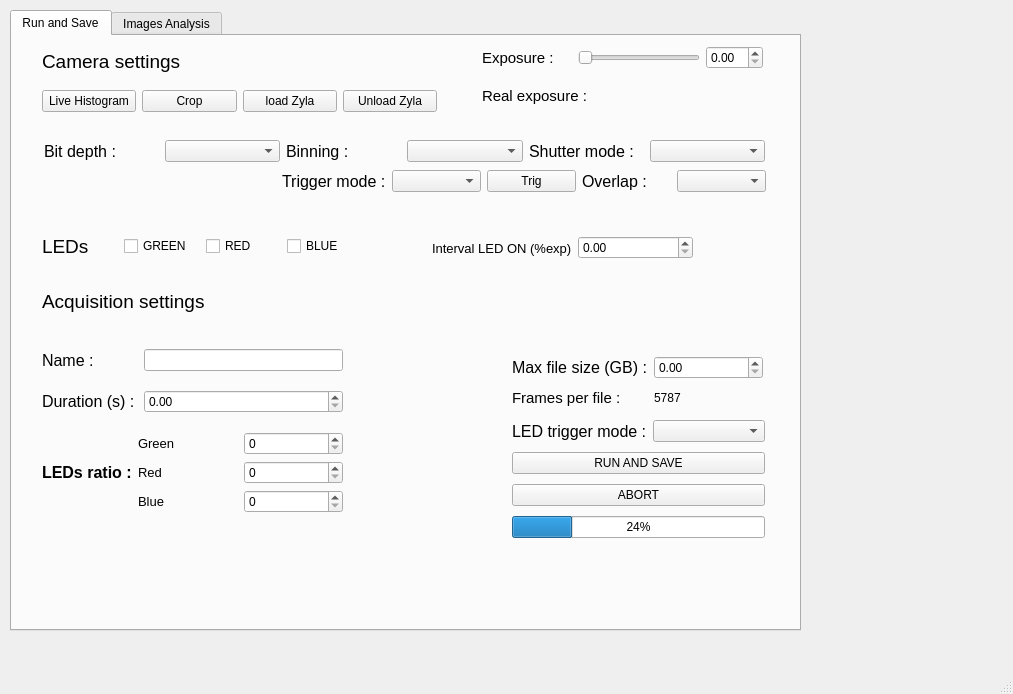
Qt form isoi_window_V2.ui (JohnstonLab/OMMI) before a commit.
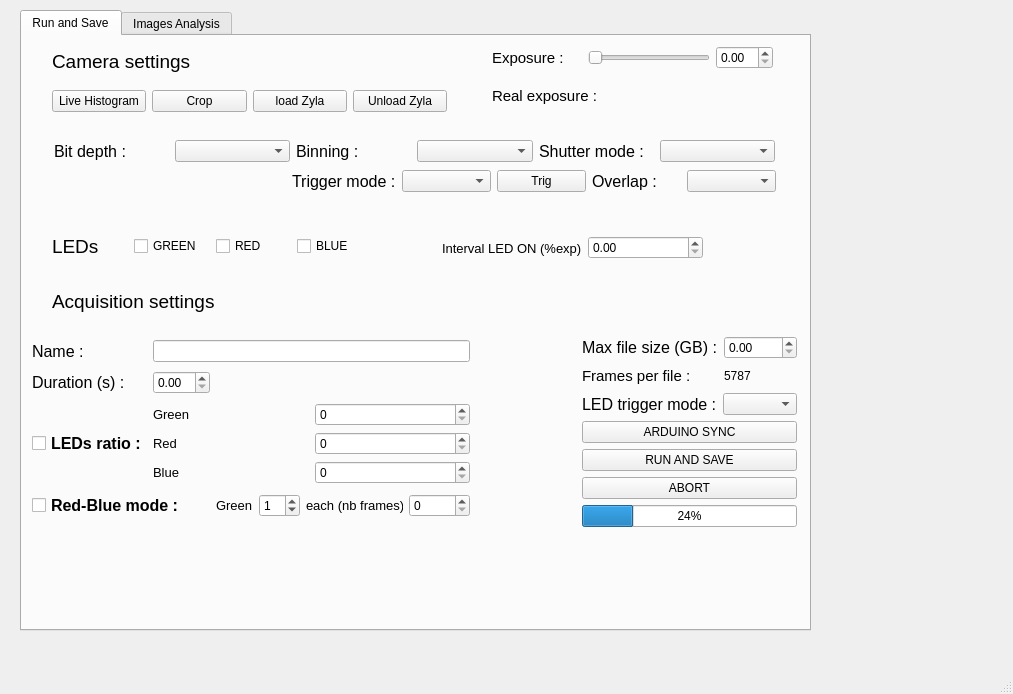
The same form after that commit.

Commit message: Gui modifications (non connected)

```diff
--- a/isoi_window_V2.ui
+++ b/isoi_window_V2.ui
@@ -17,7 +17,7 @@
    <widget class="QTabWidget" name="tabWidget">
     <property name="geometry">
      <rect>
-      <x>10</x>
+      <x>20</x>
       <y>10</y>
       <width>791</width>
       <height>621</height>
@@ -172,209 +172,6 @@
        <string>Acquisition settings</string>
       </property>
      </widget>
-     <widget class="QWidget" name="layoutWidget_2">
-      <property name="geometry">
-       <rect>
-        <x>30</x>
-        <y>300</y>
-        <width>301</width>
-        <height>191</height>
-       </rect>
-      </property>
-      <layout class="QGridLayout" name="gridLayout_2">
-       <item row="0" column="0">
-        <widget class="QLabel" name="label_11">
-         <property name="font">
-          <font>
-           <pointsize>12</pointsize>
-          </font>
-         </property>
-         <property name="text">
-          <string>Name :</string>
-         </property>
-        </widget>
-       </item>
-       <item row="0" column="2">
-        <widget class="QLineEdit" name="name"/>
-       </item>
-       <item row="1" column="0" colspan="2">
-        <widget class="QLabel" name="label_4">
-         <property name="font">
-          <font>
-           <pointsize>12</pointsize>
-          </font>
-         </property>
-         <property name="text">
-          <string>Duration (s) :</string>
-         </property>
-        </widget>
-       </item>
-       <item row="1" column="2">
-        <widget class="QDoubleSpinBox" name="dur"/>
-       </item>
-       <item row="2" column="0">
-        <widget class="QLabel" name="label_5">
-         <property name="font">
-          <font>
-           <pointsize>12</pointsize>
-           <weight>75</weight>
-           <bold>true</bold>
-          </font>
-         </property>
-         <property name="text">
-          <string>LEDs ratio :</string>
-         </property>
-        </widget>
-       </item>
-       <item row="2" column="1" colspan="2">
-        <layout class="QGridLayout" name="gridLayout">
-         <item row="0" column="0">
-          <widget class="QLabel" name="label_6">
-           <property name="font">
-            <font>
-             <pointsize>10</pointsize>
-            </font>
-           </property>
-           <property name="text">
-            <string>Green</string>
-           </property>
-          </widget>
-         </item>
-         <item row="1" column="0">
-          <widget class="QLabel" name="label_8">
-           <property name="font">
-            <font>
-             <pointsize>10</pointsize>
-            </font>
-           </property>
-           <property name="text">
-            <string>Red</string>
-           </property>
-          </widget>
-         </item>
-         <item row="2" column="0">
-          <widget class="QLabel" name="label_9">
-           <property name="font">
-            <font>
-             <pointsize>10</pointsize>
-            </font>
-           </property>
-           <property name="text">
-            <string>Blue</string>
-           </property>
-          </widget>
-         </item>
-         <item row="0" column="1">
-          <widget class="QSpinBox" name="gRatio"/>
-         </item>
-         <item row="1" column="1">
-          <widget class="QSpinBox" name="rRatio"/>
-         </item>
-         <item row="2" column="1">
-          <widget class="QSpinBox" name="bRatio"/>
-         </item>
-        </layout>
-       </item>
-      </layout>
-     </widget>
-     <widget class="QWidget" name="layoutWidget_3">
-      <property name="geometry">
-       <rect>
-        <x>500</x>
-        <y>380</y>
-        <width>253</width>
-        <height>129</height>
-       </rect>
-      </property>
-      <layout class="QVBoxLayout" name="verticalLayout">
-       <item>
-        <layout class="QHBoxLayout" name="horizontalLayout_3">
-         <item>
-          <widget class="QLabel" name="label_16">
-           <property name="font">
-            <font>
-             <pointsize>12</pointsize>
-            </font>
-           </property>
-           <property name="text">
-            <string>LED trigger mode :</string>
-           </property>
-          </widget>
-         </item>
-         <item>
-          <widget class="QComboBox" name="ledTrigBox"/>
-         </item>
-        </layout>
-       </item>
-       <item>
-        <widget class="QPushButton" name="SaveEBtn">
-         <property name="text">
-          <string>RUN AND SAVE</string>
-         </property>
-        </widget>
-       </item>
-       <item>
-        <widget class="QPushButton" name="abortBtn">
-         <property name="text">
-          <string>ABORT</string>
-         </property>
-        </widget>
-       </item>
-       <item>
-        <widget class="QProgressBar" name="progressBar">
-         <property name="value">
-          <number>24</number>
-         </property>
-        </widget>
-       </item>
-      </layout>
-     </widget>
-     <widget class="QWidget" name="layoutWidget_4">
-      <property name="geometry">
-       <rect>
-        <x>500</x>
-        <y>320</y>
-        <width>251</width>
-        <height>55</height>
-       </rect>
-      </property>
-      <layout class="QGridLayout" name="gridLayout_3">
-       <item row="0" column="0">
-        <widget class="QLabel" name="label_12">
-         <property name="font">
-          <font>
-           <pointsize>12</pointsize>
-          </font>
-         </property>
-         <property name="text">
-          <string>Max file size (GB) :</string>
-         </property>
-        </widget>
-       </item>
-       <item row="0" column="1">
-        <widget class="QDoubleSpinBox" name="fileSize"/>
-       </item>
-       <item row="1" column="0">
-        <widget class="QLabel" name="label_10">
-         <property name="font">
-          <font>
-           <pointsize>11</pointsize>
-          </font>
-         </property>
-         <property name="text">
-          <string>Frames per file :</string>
-         </property>
-        </widget>
-       </item>
-       <item row="1" column="1">
-        <widget class="QLabel" name="framesPerFileLabel">
-         <property name="text">
-          <string>5787</string>
-         </property>
-        </widget>
-       </item>
-      </layout>
-     </widget>
      <widget class="QWidget" name="layoutWidget_5">
       <property name="geometry">
        <rect>
@@ -549,6 +346,264 @@
        </item>
       </layout>
      </widget>
+     <widget class="QWidget" name="layoutWidget">
+      <property name="geometry">
+       <rect>
+        <x>560</x>
+        <y>300</y>
+        <width>215</width>
+        <height>191</height>
+       </rect>
+      </property>
+      <layout class="QVBoxLayout" name="verticalLayout">
+       <item>
+        <layout class="QGridLayout" name="gridLayout_3">
+         <item row="0" column="0">
+          <widget class="QLabel" name="label_12">
+           <property name="font">
+            <font>
+             <pointsize>12</pointsize>
+            </font>
+           </property>
+           <property name="text">
+            <string>Max file size (GB) :</string>
+           </property>
+          </widget>
+         </item>
+         <item row="0" column="1">
+          <widget class="QDoubleSpinBox" name="fileSize"/>
+         </item>
+         <item row="1" column="0">
+          <widget class="QLabel" name="label_10">
+           <property name="font">
+            <font>
+             <pointsize>11</pointsize>
+            </font>
+           </property>
+           <property name="text">
+            <string>Frames per file :</string>
+           </property>
+          </widget>
+         </item>
+         <item row="1" column="1">
+          <widget class="QLabel" name="framesPerFileLabel">
+           <property name="text">
+            <string>5787</string>
+           </property>
+          </widget>
+         </item>
+        </layout>
+       </item>
+       <item>
+        <layout class="QHBoxLayout" name="horizontalLayout_3">
+         <item>
+          <widget class="QLabel" name="label_16">
+           <property name="font">
+            <font>
+             <pointsize>12</pointsize>
+            </font>
+           </property>
+           <property name="text">
+            <string>LED trigger mode :</string>
+           </property>
+          </widget>
+         </item>
+         <item>
+          <widget class="QComboBox" name="ledTrigBox"/>
+         </item>
+        </layout>
+       </item>
+       <item>
+        <widget class="QPushButton" name="arduinoBtn">
+         <property name="text">
+          <string>ARDUINO SYNC</string>
+         </property>
+        </widget>
+       </item>
+       <item>
+        <widget class="QPushButton" name="SaveEBtn">
+         <property name="text">
+          <string>RUN AND SAVE</string>
+         </property>
+        </widget>
+       </item>
+       <item>
+        <widget class="QPushButton" name="abortBtn">
+         <property name="text">
+          <string>ABORT</string>
+         </property>
+        </widget>
+       </item>
+       <item>
+        <widget class="QProgressBar" name="progressBar">
+         <property name="value">
+          <number>24</number>
+         </property>
+        </widget>
+       </item>
+      </layout>
+     </widget>
+     <widget class="QWidget" name="">
+      <property name="geometry">
+       <rect>
+        <x>10</x>
+        <y>301</y>
+        <width>438</width>
+        <height>186</height>
+       </rect>
+      </property>
+      <layout class="QGridLayout" name="gridLayout_2">
+       <item row="0" column="0">
+        <widget class="QLabel" name="label_11">
+         <property name="font">
+          <font>
+           <pointsize>12</pointsize>
+          </font>
+         </property>
+         <property name="text">
+          <string>Name :</string>
+         </property>
+        </widget>
+       </item>
+       <item row="0" column="1" colspan="2">
+        <widget class="QLineEdit" name="name"/>
+       </item>
+       <item row="1" column="0">
+        <widget class="QLabel" name="label_4">
+         <property name="font">
+          <font>
+           <pointsize>12</pointsize>
+          </font>
+         </property>
+         <property name="text">
+          <string>Duration (s) :</string>
+         </property>
+        </widget>
+       </item>
+       <item row="1" column="1">
+        <widget class="QDoubleSpinBox" name="dur"/>
+       </item>
+       <item row="2" column="1" colspan="2">
+        <layout class="QGridLayout" name="gridLayout">
+         <item row="0" column="0">
+          <widget class="QLabel" name="label_6">
+           <property name="font">
+            <font>
+             <pointsize>10</pointsize>
+            </font>
+           </property>
+           <property name="text">
+            <string>Green</string>
+           </property>
+          </widget>
+         </item>
+         <item row="0" column="1">
+          <widget class="QSpinBox" name="gRatio"/>
+         </item>
+         <item row="1" column="0">
+          <widget class="QLabel" name="label_8">
+           <property name="font">
+            <font>
+             <pointsize>10</pointsize>
+            </font>
+           </property>
+           <property name="text">
+            <string>Red</string>
+           </property>
+          </widget>
+         </item>
+         <item row="1" column="1">
+          <widget class="QSpinBox" name="rRatio"/>
+         </item>
+         <item row="2" column="0">
+          <widget class="QLabel" name="label_9">
+           <property name="font">
+            <font>
+             <pointsize>10</pointsize>
+            </font>
+           </property>
+           <property name="text">
+            <string>Blue</string>
+           </property>
+          </widget>
+         </item>
+         <item row="2" column="1">
+          <widget class="QSpinBox" name="bRatio"/>
+         </item>
+        </layout>
+       </item>
+       <item row="5" column="0" colspan="2">
+        <widget class="QCheckBox" name="rgbMode_2">
+         <property name="font">
+          <font>
+           <pointsize>12</pointsize>
+           <weight>75</weight>
+           <bold>true</bold>
+          </font>
+         </property>
+         <property name="text">
+          <string>Red-Blue mode :</string>
+         </property>
+        </widget>
+       </item>
+       <item row="5" column="2">
+        <layout class="QHBoxLayout" name="horizontalLayout_9">
+         <item>
+          <widget class="QLabel" name="label_20">
+           <property name="font">
+            <font>
+             <pointsize>10</pointsize>
+            </font>
+           </property>
+           <property name="text">
+            <string>Green</string>
+           </property>
+          </widget>
+         </item>
+         <item>
+          <widget class="QSpinBox" name="gRatio_2">
+           <property name="value">
+            <number>1</number>
+           </property>
+          </widget>
+         </item>
+         <item>
+          <widget class="QLabel" name="label_21">
+           <property name="font">
+            <font>
+             <pointsize>10</pointsize>
+            </font>
+           </property>
+           <property name="text">
+            <string>each (nb frames) :</string>
+           </property>
+          </widget>
+         </item>
+         <item>
+          <widget class="QSpinBox" name="gInterval_2">
+           <property name="maximum">
+            <number>10000</number>
+           </property>
+          </widget>
+         </item>
+        </layout>
+       </item>
+       <item row="2" column="0">
+        <widget class="QCheckBox" name="rgbMode">
+         <property name="font">
+          <font>
+           <pointsize>12</pointsize>
+           <weight>75</weight>
+           <bold>true</bold>
+          </font>
+         </property>
+         <property name="text">
+          <string>LEDs ratio :</string>
+         </property>
+        </widget>
+       </item>
+      </layout>
+     </widget>
     </widget>
     <widget class="QWidget" name="tab_2">
      <attribute name="title">
```
Left out of the diff: 2 changed lines with no effect on the pictures. The commit also changes 7 other files.
